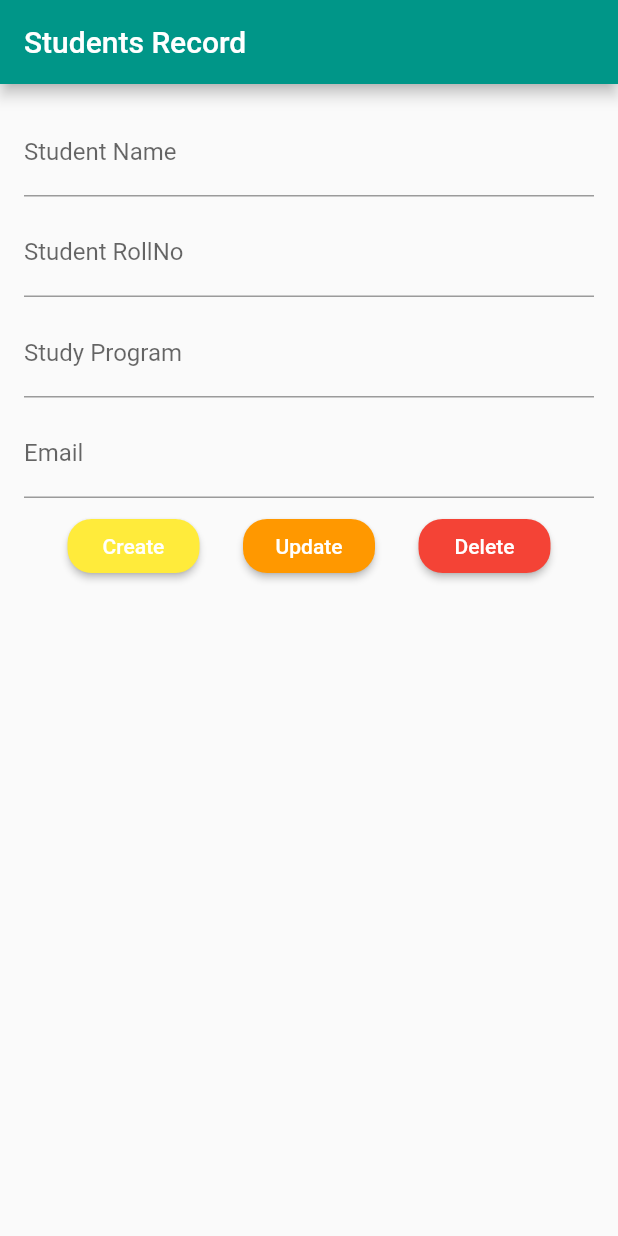
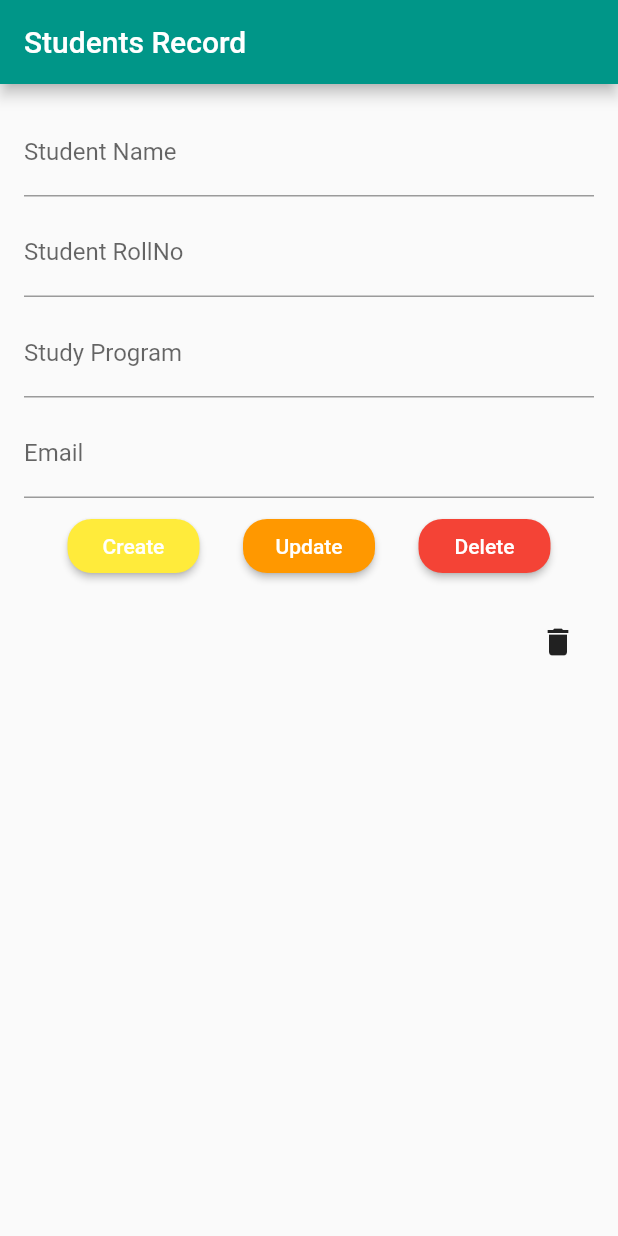
Before and after one commit to AbdulKhaliqIdrees/mycollegeflutter, a Flutter app: the screen it shows after launch, after a tap on "Create", on a phone screen of 412 x 824 dp. Run offline on Flutter 3.47's test engine with Material 2 defaults, Android fonts, the phone set to English and light mode, and no system bars; our stand-ins replace cloud_firestore, firebase_core; accounts and stored records are empty.

Commit message:
updated code

```diff
--- a/lib/screens/apbar.dart
+++ b/lib/screens/apbar.dart
@@ -1,5 +1,7 @@
 import 'package:cloud_firestore/cloud_firestore.dart';
 import 'package:flutter/material.dart';
+import 'package:mycollegeflutter/screens/student_item.dart';
+import 'package:mycollegeflutter/widgets/text_field.dart';
 
 class ApBar extends StatefulWidget {
   const ApBar({Key? key}) : super(key: key);
@@ -14,9 +16,19 @@ class _ApBarState extends State<ApBar> {
   TextEditingController studyprogram = TextEditingController();
   TextEditingController email = TextEditingController();
 
+  final firestore = FirebaseFirestore.instance;
+
   createdata() async {
     try {
-      FirebaseFirestore.instance.collection("Class").doc(name.text).set({
+      // String id = DateTime.now().millisecondsSinceEpoch.toString();
+
+      // firestore.collection("Class").doc(id).set({
+      //   "Name": name.text,
+      //   "RollNo": rollno.text,
+      //   "StudyProgram": studyprogram.text,
+      //   "Email": email.text,
+      // });
+      firestore.collection("Class").add({
         "Name": name.text,
         "RollNo": rollno.text,
         "StudyProgram": studyprogram.text,
@@ -29,7 +41,7 @@ class _ApBarState extends State<ApBar> {
 
   updatedata() async {
     try {
-      FirebaseFirestore.instance.collection("Class").doc(name.text).update({
+      firestore.collection("Class").doc(name.text).update({
         "Name": name.text,
         "RollNo": rollno.text,
         "StudyProgram": studyprogram.text,
@@ -42,7 +54,7 @@ class _ApBarState extends State<ApBar> {
 
   deletedata() async {
     try {
-      FirebaseFirestore.instance.collection("Class").doc(name.text).delete();
+      firestore.collection("Class").doc(name.text).delete();
     } catch (e) {
       print(e);
     }
@@ -58,71 +70,12 @@ class _ApBarState extends State<ApBar> {
       body: Padding(
         padding: const EdgeInsets.all(16.0),
         child: SingleChildScrollView(
-          child: Column(children: [
-            Padding(
-              padding: EdgeInsets.only(bottom: 8.0),
-              child:TextField(
-                controller: name,
-                decoration: InputDecoration(
-                  labelText: "Student Name",
-                  fillColor: Colors.white,
-                  focusedBorder: OutlineInputBorder(
-                    borderSide: BorderSide(
-                      color: Colors.blue,
-                      width: 2.0,
-                    ),
-                  ),
-                ),
-              ),
-            ),
-            Padding(
-              padding: EdgeInsets.only(bottom: 8.0),
-              child: TextField(
-                controller: rollno,
-                decoration: InputDecoration(
-                  labelText: "Student RollNo",
-                  fillColor: Colors.white,
-                  focusedBorder: OutlineInputBorder(
-                    borderSide: BorderSide(
-                      color: Colors.blue,
-                      width: 2.0,
-                    ),
-                  ),
-                ),
-              ),
-            ),
-            Padding(
-              padding: EdgeInsets.only(bottom: 8.0),
-              child: TextField(
-                controller: studyprogram,
-                decoration: InputDecoration(
-                  labelText: "Study Program",
-                  fillColor: Colors.white,
-                  focusedBorder: OutlineInputBorder(
-                    borderSide: BorderSide(
-                      color: Colors.blue,
-                      width: 2.0,
-                    ),
-                  ),
-                ),
-              ),
-            ),
-            Padding(
-              padding: EdgeInsets.only(bottom: 8.0),
-              child: TextField(
-                controller: email,
-                decoration: InputDecoration(
-                  labelText: "Email",
-                  fillColor: Colors.white,
-                  focusedBorder: OutlineInputBorder(
-                    borderSide: BorderSide(
-                      color: Colors.blue,
-                      width: 2.0,
-                    ),
-                  ),
-                ),
-              ),
-            ),
+          child: Column(
+            children: [
+              MyTextField(name, "Student Name"),
+              MyTextField(rollno, "Student RollNo"),
+              MyTextField(studyprogram, "Study Program"),
+              MyTextField(email, "Email"),
               Row(
                 mainAxisAlignment: MainAxisAlignment.spaceEvenly,
                 children: [
@@ -133,13 +86,13 @@ class _ApBarState extends State<ApBar> {
                     ),
                     child: Text("Create"),
                     textColor: Colors.white,
-                  onPressed: (() {
+                    onPressed: () {
                       createdata();
                       name.clear();
                       rollno.clear();
                       studyprogram.clear();
                       email.clear();
-                  }),
+                    },
                   ),
                   RaisedButton(
                     color: Colors.orange,
@@ -179,8 +132,9 @@ class _ApBarState extends State<ApBar> {
                 child: SingleChildScrollView(
                   physics: ScrollPhysics(),
                   child: StreamBuilder<QuerySnapshot>(
-                  stream:
-                      FirebaseFirestore.instance.collection("Class").snapshots(),
+                    stream: FirebaseFirestore.instance
+                        .collection("Class")
+                        .snapshots(),
                     builder: (context, snapshot) {
                       if (snapshot.hasData) {
                         return ListView.builder(
@@ -188,33 +142,11 @@ class _ApBarState extends State<ApBar> {
                           physics: ScrollPhysics(),
                           itemCount: snapshot.data!.docs.length,
                           itemBuilder: (context, index) {
-                            QueryDocumentSnapshot x = snapshot.data!.docs[index];
-                            return Column(
-                              crossAxisAlignment: CrossAxisAlignment.start,
-                              children: [
-                                Text(
-                                  x["Name"],
-                                  style: TextStyle(
-                                      fontWeight: FontWeight.bold, fontSize: 20),
-                                ),
-                                Text(
-                                  x["RollNo"],
-                                  style: TextStyle(
-                                      fontWeight: FontWeight.bold, fontSize: 16),
-                                ),
-                                Text(
-                                  x["StudyProgram"],
-                                  style: TextStyle(
-                                      fontWeight: FontWeight.bold, fontSize: 16),
-                                ),
-                                Text(
-                                  x["Email"],
-                                  style: TextStyle(
-                                      fontWeight: FontWeight.bold, fontSize: 16),
-                                ),
-                              ],
+                            QueryDocumentSnapshot x =
+                                snapshot.data!.docs[index];
+                            return StudentItem(x);
+                          },
                         );
-                          });
                       } else {
                         return Center(child: CircularProgressIndicator());
                       }
@@ -222,7 +154,8 @@ class _ApBarState extends State<ApBar> {
                   ),
                 ),
               ),
-          ]),
+            ],
+          ),
         ),
       ),
     );
--- /dev/null
+++ b/lib/screens/student_item.dart
@@ -0,0 +1,45 @@
+import 'package:cloud_firestore/cloud_firestore.dart';
+import 'package:flutter/material.dart';
+
+class StudentItem extends StatelessWidget {
+  const StudentItem(this.x, {Key? key}) : super(key: key);
+
+  final QueryDocumentSnapshot x;
+
+  @override
+  Widget build(BuildContext context) {
+    return Row(
+      children: [
+        Expanded(
+          child: Column(
+            crossAxisAlignment: CrossAxisAlignment.start,
+            children: [
+              Text(
+                x["Name"],
+                style: TextStyle(fontWeight: FontWeight.bold, fontSize: 20),
+              ),
+              Text(
+                x["RollNo"],
+                style: TextStyle(fontWeight: FontWeight.bold, fontSize: 16),
+              ),
+              Text(
+                x["StudyProgram"],
+                style: TextStyle(fontWeight: FontWeight.bold, fontSize: 16),
+              ),
+              Text(
+                x["Email"],
+                style: TextStyle(fontWeight: FontWeight.bold, fontSize: 16),
+              ),
+            ],
+          ),
+        ),
+        IconButton(
+          onPressed: () {
+            FirebaseFirestore.instance.collection('Class').doc(x.id).delete();
+          },
+          icon: Icon(Icons.delete),
+        ),
+      ],
+    );
+  }
+}
--- /dev/null
+++ b/lib/widgets/text_field.dart
@@ -0,0 +1,32 @@
+import 'package:flutter/material.dart';
+
+class MyTextField extends StatelessWidget {
+  final TextEditingController controller;
+  final String label;
+
+  const MyTextField(
+    this.controller,
+    this.label, {
+    Key? key,
+  }) : super(key: key);
+
+  @override
+  Widget build(BuildContext context) {
+    return Padding(
+      padding: EdgeInsets.only(bottom: 8.0),
+      child: TextField(
+        controller: controller,
+        decoration: InputDecoration(
+          labelText: label,
+          fillColor: Colors.white,
+          focusedBorder: OutlineInputBorder(
+            borderSide: BorderSide(
+              color: Colors.blue,
+              width: 2.0,
+            ),
+          ),
+        ),
+      ),
+    );
+  }
+}
```
Also changed, not shown: lib/screens/buttons.dart (deleted, +0 -98 lines), lib/screens/email.dart (deleted, +0 -33 lines), lib/screens/name.dart (deleted, +0 -29 lines), pubspec.lock, 1 other file. Lines whose indentation alone changed are shown as unchanged.
